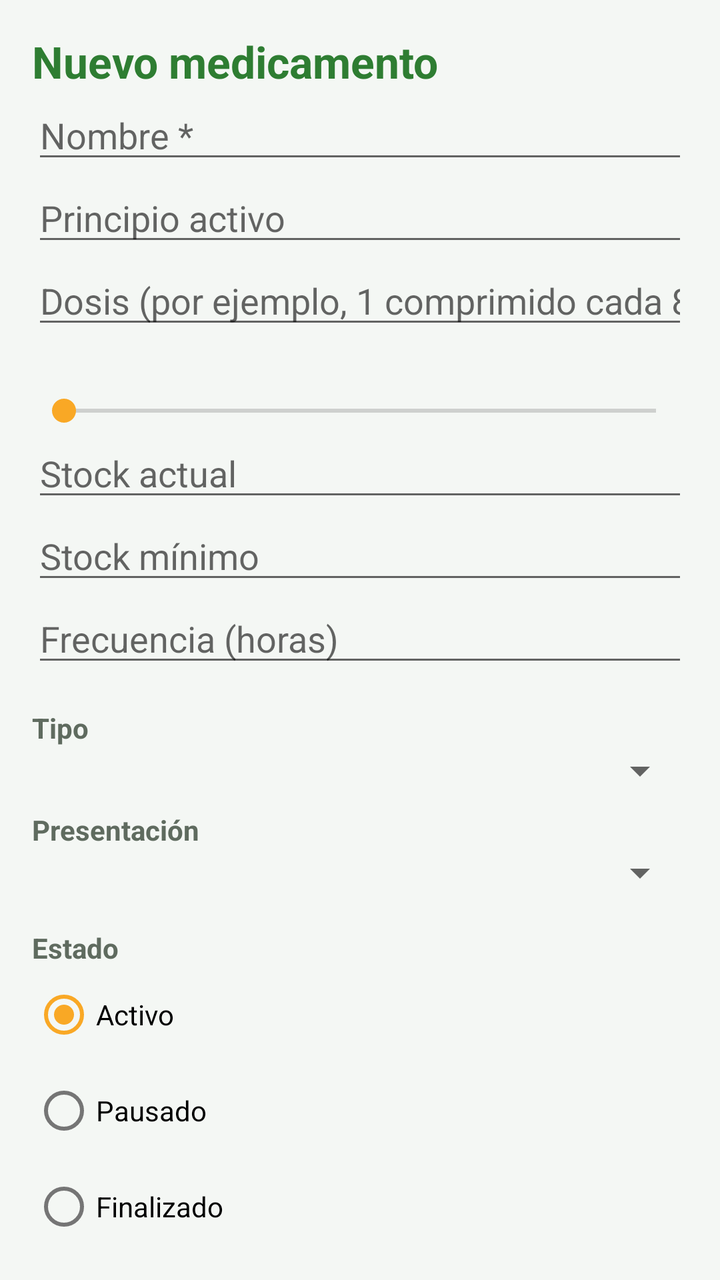
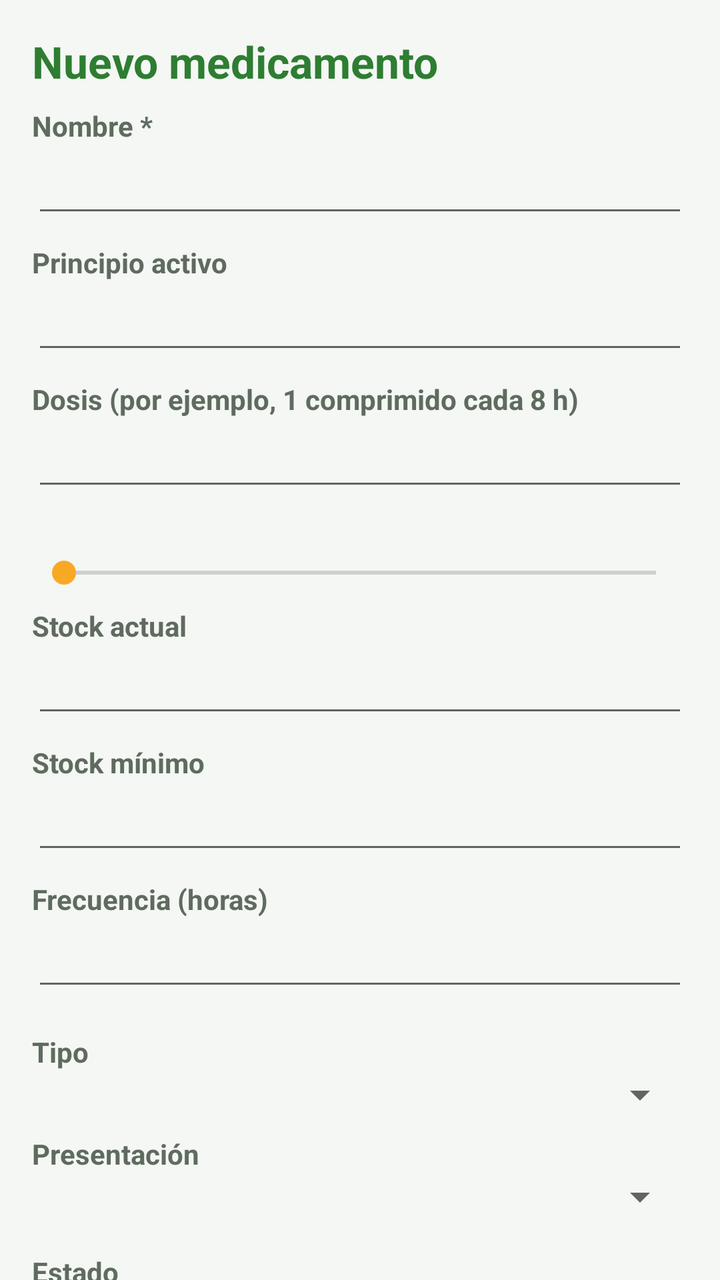

Before-and-after screenshots of an Android layout around one commit, followed by the original layout XML and the change that was made.
<!-- AndroidManifest.xml: application theme Theme.ElPastillero -->
<!-- res/layout/activity_medicamento_edicion.xml -->
<?xml version="1.0" encoding="utf-8"?>
<androidx.core.widget.NestedScrollView xmlns:android="http://schemas.android.com/apk/res/android"
    android:layout_width="match_parent"
    android:layout_height="match_parent"
    android:fillViewport="true">

    <LinearLayout
        android:layout_width="match_parent"
        android:layout_height="wrap_content"
        android:orientation="vertical"
        android:padding="@dimen/margen">

        <TextView
            android:id="@+id/txtTituloForm"
            style="@style/Estilo.Titulo"
            android:layout_width="match_parent"
            android:layout_height="wrap_content"
            android:text="@string/form_nuevo" />

        <EditText
            android:id="@+id/etNombre"
            android:layout_width="match_parent"
            android:layout_height="wrap_content"
            android:hint="@string/form_nombre"
            android:inputType="text"
            android:maxLines="1" />

        <EditText
            android:id="@+id/etPrincipio"
            android:layout_width="match_parent"
            android:layout_height="wrap_content"
            android:hint="@string/form_principio"
            android:inputType="text"
            android:maxLines="1" />

        <EditText
            android:id="@+id/etDosis"
            android:layout_width="match_parent"
            android:layout_height="wrap_content"
            android:hint="@string/form_dosis"
            android:inputType="text"
            android:maxLines="1" />

        <TextView
            android:id="@+id/txtUnidades"
            android:layout_width="match_parent"
            android:layout_height="wrap_content"
            android:layout_marginTop="@dimen/margen_pequeno" />

        <SeekBar
            android:id="@+id/seekUnidades"
            android:layout_width="match_parent"
            android:layout_height="wrap_content"
            android:max="9"
            android:progress="0" />

        <EditText
            android:id="@+id/etStock"
            android:layout_width="match_parent"
            android:layout_height="wrap_content"
            android:hint="@string/form_stock"
            android:inputType="number"
            android:maxLines="1" />

        <EditText
            android:id="@+id/etStockMinimo"
            android:layout_width="match_parent"
            android:layout_height="wrap_content"
            android:hint="@string/form_stock_minimo"
            android:inputType="number"
            android:maxLines="1" />

        <EditText
            android:id="@+id/etFrecuencia"
            android:layout_width="match_parent"
            android:layout_height="wrap_content"
            android:hint="@string/form_frecuencia"
            android:inputType="number"
            android:maxLines="1" />

        <TextView
            style="@style/Estilo.Etiqueta"
            android:layout_width="match_parent"
            android:layout_height="wrap_content"
            android:layout_marginTop="@dimen/margen"
            android:text="@string/form_tipo" />

        <Spinner
            android:id="@+id/spTipo"
            android:layout_width="match_parent"
            android:layout_height="wrap_content" />

        <TextView
            style="@style/Estilo.Etiqueta"
            android:layout_width="match_parent"
            android:layout_height="wrap_content"
            android:layout_marginTop="@dimen/margen_pequeno"
            android:text="@string/form_presentacion" />

        <Spinner
            android:id="@+id/spPresentacion"
            android:layout_width="match_parent"
            android:layout_height="wrap_content" />

        <TextView
            style="@style/Estilo.Etiqueta"
            android:layout_width="match_parent"
            android:layout_height="wrap_content"
            android:layout_marginTop="@dimen/margen"
            android:text="@string/form_estado" />

        <RadioGroup
            android:id="@+id/rgEstado"
            android:layout_width="match_parent"
            android:layout_height="wrap_content"
            android:orientation="vertical">

            <RadioButton
                android:id="@+id/rbActivo"
                android:layout_width="match_parent"
                android:layout_height="wrap_content"
                android:checked="true"
                android:text="@string/estado_activo" />

            <RadioButton
                android:id="@+id/rbPausado"
                android:layout_width="match_parent"
                android:layout_height="wrap_content"
                android:text="@string/estado_pausado" />

            <RadioButton
                android:id="@+id/rbFinalizado"
                android:layout_width="match_parent"
                android:layout_height="wrap_content"
                android:text="@string/estado_finalizado" />
        </RadioGroup>

        <com.google.android.material.switchmaterial.SwitchMaterial
            android:id="@+id/swRecordatorio"
            android:layout_width="match_parent"
            android:layout_height="wrap_content"
            android:layout_marginTop="@dimen/margen_pequeno"
            android:text="@string/form_recordatorio" />

        <com.google.android.material.switchmaterial.SwitchMaterial
            android:id="@+id/swFavorito"
            android:layout_width="match_parent"
            android:layout_height="wrap_content"
            android:text="@string/form_favorito" />

        <TextView
            style="@style/Estilo.Etiqueta"
            android:layout_width="match_parent"
            android:layout_height="wrap_content"
            android:layout_marginTop="@dimen/margen_pequeno"
            android:text="@string/form_valoracion" />

        <RatingBar
            android:id="@+id/ratingValoracion"
            android:layout_width="wrap_content"
            android:layout_height="wrap_content"
            android:numStars="5"
            android:rating="0"
            android:stepSize="1" />

        <Button
            android:id="@+id/btnFechaInicio"
            android:layout_width="match_parent"
            android:layout_height="wrap_content"
            android:layout_marginTop="@dimen/margen_pequeno"
            android:text="@string/form_elegir_fecha" />

        <TextView
            android:id="@+id/txtFechaInicio"
            android:layout_width="match_parent"
            android:layout_height="wrap_content"
            android:padding="@dimen/margen_pequeno"
            android:textColor="@color/texto_secundario" />

        <EditText
            android:id="@+id/etNotas"
            android:layout_width="match_parent"
            android:layout_height="wrap_content"
            android:hint="@string/form_notas"
            android:inputType="textMultiLine"
            android:minLines="2" />

        <LinearLayout
            android:layout_width="match_parent"
            android:layout_height="wrap_content"
            android:layout_marginTop="@dimen/margen"
            android:orientation="horizontal">

            <Button
                android:id="@+id/btnGuardar"
                android:layout_width="0dp"
                android:layout_height="wrap_content"
                android:layout_weight="1"
                android:text="@string/guardar" />

            <Button
                android:id="@+id/btnCancelarForm"
                android:layout_width="0dp"
                android:layout_height="wrap_content"
                android:layout_marginStart="@dimen/margen_pequeno"
                android:layout_weight="1"
                android:text="@string/cancelar" />
        </LinearLayout>

    </LinearLayout>
</androidx.core.widget.NestedScrollView>
<!-- resources referenced by this layout -->
<resources>
  <color name="texto_secundario">#5F6B5F</color>
  <dimen name="margen">16dp</dimen>
  <dimen name="margen_pequeno">8dp</dimen>
  <string name="cancelar">Cancelar</string>
  <string name="estado_activo">Activo</string>
  <string name="estado_finalizado">Finalizado</string>
  <string name="estado_pausado">Pausado</string>
  <string name="form_dosis">Dosis (por ejemplo, 1 comprimido cada 8 h)</string>
  <string name="form_elegir_fecha">Elegir fecha y hora</string>
  <string name="form_estado">Estado</string>
  <string name="form_favorito">Favorito</string>
  <string name="form_frecuencia">Frecuencia (horas)</string>
  <string name="form_nombre">Nombre *</string>
  <string name="form_notas">Notas</string>
  <string name="form_nuevo">Nuevo medicamento</string>
  <string name="form_presentacion">Presentación</string>
  <string name="form_principio">Principio activo</string>
  <string name="form_recordatorio">Recordatorio activo</string>
  <string name="form_stock">Stock actual</string>
  <string name="form_stock_minimo">Stock mínimo</string>
  <string name="form_tipo">Tipo</string>
  <string name="form_valoracion">Valoración</string>
  <string name="guardar">Guardar</string>
  <style name="Estilo.Etiqueta">
          <item name="android:textStyle">bold</item>
          <item name="android:textColor">@color/texto_secundario</item>
      </style>
  <style name="Estilo.Titulo">
          <item name="android:textSize">@dimen/texto_titulo</item>
          <item name="android:textStyle">bold</item>
          <item name="android:textColor">@color/verde_primario</item>
      </style>
  <style name="Theme.ElPastillero" parent="Theme.MaterialComponents.DayNight.DarkActionBar">
          <item name="colorPrimary">@color/verde_primario</item>
          <item name="colorPrimaryVariant">@color/verde_oscuro</item>
          <item name="colorOnPrimary">@color/blanco</item>
          <item name="colorSecondary">@color/acento</item>
          <item name="colorSecondaryVariant">@color/acento_oscuro</item>
          <item name="colorOnSecondary">@color/negro</item>
          <item name="android:statusBarColor">@color/verde_oscuro</item>
          <item name="android:windowBackground">@color/fondo</item>
      </style>
  <dimen name="texto_titulo">22sp</dimen>
  <color name="verde_primario">#2E7D32</color>
  <color name="verde_oscuro">#1B5E20</color>
  <color name="blanco">#FFFFFF</color>
  <color name="acento">#F9A825</color>
  <color name="acento_oscuro">#C17900</color>
  <color name="negro">#000000</color>
  <color name="fondo">#F4F7F4</color>
</resources>

<!-- the commit's change to res/layout/activity_medicamento_edicion.xml (unified diff, before → after) -->
@@ -17,27 +17,48 @@
             android:layout_height="wrap_content"
             android:text="@string/form_nuevo" />
 
+        <TextView
+            style="@style/Estilo.Etiqueta"
+            android:layout_width="match_parent"
+            android:layout_height="wrap_content"
+            android:layout_marginTop="@dimen/margen_pequeno"
+            android:labelFor="@id/etNombre"
+            android:text="@string/form_nombre" />
+
         <EditText
             android:id="@+id/etNombre"
             android:layout_width="match_parent"
             android:layout_height="wrap_content"
-            android:hint="@string/form_nombre"
             android:inputType="text"
             android:maxLines="1" />
 
+        <TextView
+            style="@style/Estilo.Etiqueta"
+            android:layout_width="match_parent"
+            android:layout_height="wrap_content"
+            android:layout_marginTop="@dimen/margen_pequeno"
+            android:labelFor="@id/etPrincipio"
+            android:text="@string/form_principio" />
+
         <EditText
             android:id="@+id/etPrincipio"
             android:layout_width="match_parent"
             android:layout_height="wrap_content"
-            android:hint="@string/form_principio"
             android:inputType="text"
             android:maxLines="1" />
 
+        <TextView
+            style="@style/Estilo.Etiqueta"
+            android:layout_width="match_parent"
+            android:layout_height="wrap_content"
+            android:layout_marginTop="@dimen/margen_pequeno"
+            android:labelFor="@id/etDosis"
+            android:text="@string/form_dosis" />
+
         <EditText
             android:id="@+id/etDosis"
             android:layout_width="match_parent"
             android:layout_height="wrap_content"
-            android:hint="@string/form_dosis"
             android:inputType="text"
             android:maxLines="1" />
 
@@ -54,27 +75,48 @@
             android:max="9"
             android:progress="0" />
 
+        <TextView
+            style="@style/Estilo.Etiqueta"
+            android:layout_width="match_parent"
+            android:layout_height="wrap_content"
+            android:layout_marginTop="@dimen/margen_pequeno"
+            android:labelFor="@id/etStock"
+            android:text="@string/form_stock" />
+
         <EditText
             android:id="@+id/etStock"
             android:layout_width="match_parent"
             android:layout_height="wrap_content"
-            android:hint="@string/form_stock"
             android:inputType="number"
             android:maxLines="1" />
 
+        <TextView
+            style="@style/Estilo.Etiqueta"
+            android:layout_width="match_parent"
+            android:layout_height="wrap_content"
+            android:layout_marginTop="@dimen/margen_pequeno"
+            android:labelFor="@id/etStockMinimo"
+            android:text="@string/form_stock_minimo" />
+
         <EditText
             android:id="@+id/etStockMinimo"
             android:layout_width="match_parent"
             android:layout_height="wrap_content"
-            android:hint="@string/form_stock_minimo"
             android:inputType="number"
             android:maxLines="1" />
 
+        <TextView
+            style="@style/Estilo.Etiqueta"
+            android:layout_width="match_parent"
+            android:layout_height="wrap_content"
+            android:layout_marginTop="@dimen/margen_pequeno"
+            android:labelFor="@id/etFrecuencia"
+            android:text="@string/form_frecuencia" />
+
         <EditText
             android:id="@+id/etFrecuencia"
             android:layout_width="match_parent"
             android:layout_height="wrap_content"
-            android:hint="@string/form_frecuencia"
             android:inputType="number"
             android:maxLines="1" />
 
@@ -177,11 +219,18 @@
             android:padding="@dimen/margen_pequeno"
             android:textColor="@color/texto_secundario" />
 
+        <TextView
+            style="@style/Estilo.Etiqueta"
+            android:layout_width="match_parent"
+            android:layout_height="wrap_content"
+            android:layout_marginTop="@dimen/margen_pequeno"
+            android:labelFor="@id/etNotas"
+            android:text="@string/form_notas" />
+
         <EditText
             android:id="@+id/etNotas"
             android:layout_width="match_parent"
             android:layout_height="wrap_content"
-            android:hint="@string/form_notas"
             android:inputType="textMultiLine"
             android:minLines="2" />
 
